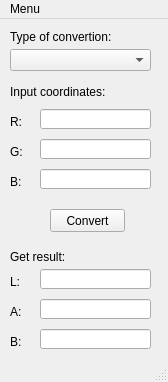
Above: CSConverter/mainwindow.ui from iamantony/ColorSpaceConverter before the change. Below: the same form after it.
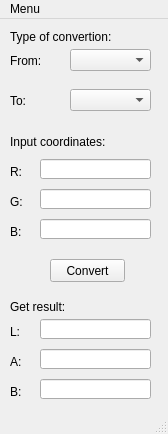
That is the form after the change.

```diff
--- a/CSConverter/mainwindow.ui
+++ b/CSConverter/mainwindow.ui
@@ -7,7 +7,7 @@
     <x>0</x>
     <y>0</y>
     <width>168</width>
-    <height>382</height>
+    <height>434</height>
    </rect>
   </property>
   <property name="windowTitle">
@@ -17,9 +17,9 @@
    <widget class="QComboBox" name="convTypeCB">
     <property name="geometry">
      <rect>
-      <x>10</x>
+      <x>70</x>
       <y>30</y>
-      <width>141</width>
+      <width>81</width>
       <height>22</height>
      </rect>
     </property>
@@ -41,7 +41,7 @@
     <property name="geometry">
      <rect>
       <x>40</x>
-      <y>90</y>
+      <y>140</y>
       <width>111</width>
       <height>20</height>
      </rect>
@@ -51,7 +51,7 @@
     <property name="geometry">
      <rect>
       <x>10</x>
-      <y>95</y>
+      <y>145</y>
       <width>31</width>
       <height>16</height>
      </rect>
@@ -64,7 +64,7 @@
     <property name="geometry">
      <rect>
       <x>10</x>
-      <y>125</y>
+      <y>175</y>
       <width>21</width>
       <height>16</height>
      </rect>
@@ -77,7 +77,7 @@
     <property name="geometry">
      <rect>
       <x>10</x>
-      <y>155</y>
+      <y>205</y>
       <width>21</width>
       <height>16</height>
      </rect>
@@ -90,7 +90,7 @@
     <property name="geometry">
      <rect>
       <x>40</x>
-      <y>120</y>
+      <y>170</y>
       <width>111</width>
       <height>20</height>
      </rect>
@@ -100,7 +100,7 @@
     <property name="geometry">
      <rect>
       <x>40</x>
-      <y>150</y>
+      <y>200</y>
       <width>111</width>
       <height>20</height>
      </rect>
@@ -110,7 +110,7 @@
     <property name="geometry">
      <rect>
       <x>10</x>
-      <y>65</y>
+      <y>115</y>
       <width>131</width>
       <height>16</height>
      </rect>
@@ -123,7 +123,7 @@
     <property name="geometry">
      <rect>
       <x>10</x>
-      <y>230</y>
+      <y>280</y>
       <width>71</width>
       <height>16</height>
      </rect>
@@ -136,7 +136,7 @@
     <property name="geometry">
      <rect>
       <x>10</x>
-      <y>285</y>
+      <y>335</y>
       <width>21</width>
       <height>16</height>
      </rect>
@@ -149,7 +149,7 @@
     <property name="geometry">
      <rect>
       <x>40</x>
-      <y>310</y>
+      <y>360</y>
       <width>111</width>
       <height>20</height>
      </rect>
@@ -159,7 +159,7 @@
     <property name="geometry">
      <rect>
       <x>10</x>
-      <y>315</y>
+      <y>365</y>
       <width>21</width>
       <height>16</height>
      </rect>
@@ -172,7 +172,7 @@
     <property name="geometry">
      <rect>
       <x>10</x>
-      <y>255</y>
+      <y>305</y>
       <width>31</width>
       <height>16</height>
      </rect>
@@ -185,7 +185,7 @@
     <property name="geometry">
      <rect>
       <x>40</x>
-      <y>280</y>
+      <y>330</y>
       <width>111</width>
       <height>20</height>
      </rect>
@@ -195,7 +195,7 @@
     <property name="geometry">
      <rect>
       <x>40</x>
-      <y>250</y>
+      <y>300</y>
       <width>111</width>
       <height>20</height>
      </rect>
@@ -205,7 +205,7 @@
     <property name="geometry">
      <rect>
       <x>50</x>
-      <y>190</y>
+      <y>240</y>
       <width>75</width>
       <height>23</height>
      </rect>
@@ -214,6 +214,42 @@
      <string>Convert</string>
     </property>
    </widget>
+   <widget class="QLabel" name="fromLbl">
+    <property name="geometry">
+     <rect>
+      <x>10</x>
+      <y>35</y>
+      <width>46</width>
+      <height>13</height>
+     </rect>
+    </property>
+    <property name="text">
+     <string>From:</string>
+    </property>
+   </widget>
+   <widget class="QLabel" name="toLbl">
+    <property name="geometry">
+     <rect>
+      <x>10</x>
+      <y>75</y>
+      <width>46</width>
+      <height>13</height>
+     </rect>
+    </property>
+    <property name="text">
+     <string>To:</string>
+    </property>
+   </widget>
+   <widget class="QComboBox" name="toTypeCB">
+    <property name="geometry">
+     <rect>
+      <x>70</x>
+      <y>70</y>
+      <width>81</width>
+      <height>22</height>
+     </rect>
+    </property>
+   </widget>
   </widget>
   <widget class="QMenuBar" name="menuBar">
    <property name="geometry">
```
Left out of the diff: 4 changed lines with no effect on the pictures.
